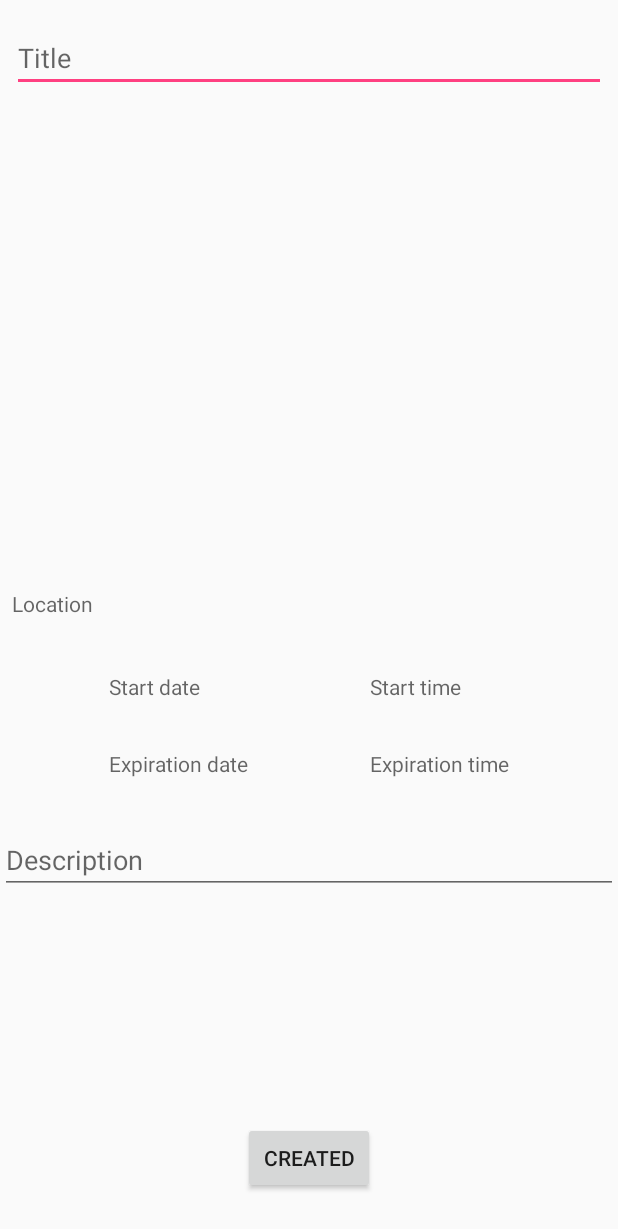
After one commit to DeneroDev/HandMadeEvent, an Android app: the layout activity_created_new_event.xml on its own in the app's theme, with its tools: preview values and no code run, on a phone screen of 412 x 824 dp. The commit adds this screen. Shown: the top 1229 px of the screen. Run offline under Robolectric (Android 15) with nearby library versions, the phone set to English and light mode, and no system bars.

Commit message:
Adds event creation functionality Improves authorization The design is still terrible

```diff
--- a/app/build.gradle
+++ b/app/build.gradle
@@ -27,10 +27,14 @@ dependencies {
     implementation "org.jetbrains.kotlin:kotlin-stdlib-jre7:$kotlin_version"
     implementation 'com.android.support:appcompat-v7:26.1.0'
     implementation 'com.google.android.gms:play-services-maps:11.8.0'
+    implementation 'com.google.android.gms:play-services-location:11.8.0'
+
     implementation 'com.android.support.constraint:constraint-layout:1.0.2'
     implementation 'com.google.firebase:firebase-auth:11.8.0'
     implementation 'com.firebaseui:firebase-ui-auth:3.2.2'
     implementation 'com.google.firebase:firebase-database:11.8.0'
+
+    implementation 'com.android.support:support-v4:26.1.0'
     testImplementation 'junit:junit:4.12'
     androidTestImplementation 'com.android.support.test:runner:1.0.1'
     androidTestImplementation 'com.android.support.test.espresso:espresso-core:3.0.1'
@@ -38,4 +42,6 @@ dependencies {
 
 
 
+
+
 apply plugin: 'com.google.gms.google-services'
--- a/app/src/debug/res/values/google_maps_api.xml
+++ b/app/src/debug/res/values/google_maps_api.xml
@@ -20,5 +20,5 @@
     Once you have your key (it starts with "AIza"), replace the "google_maps_key"
     string in this file.
     -->
-    <string name="google_maps_key" templateMergeStrategy="preserve" translatable="false">YOUR_KEY_HERE</string>
+    <string name="google_maps_key" templateMergeStrategy="preserve" translatable="false">AIzaSyDsKjQImYSHm3rSGJEdFoaxMUuj8fOR9UY</string>
 </resources>
--- /dev/null
+++ b/app/src/main/res/layout/activity_created_new_event.xml
@@ -0,0 +1,137 @@
+<?xml version="1.0" encoding="utf-8"?>
+<android.support.constraint.ConstraintLayout xmlns:android="http://schemas.android.com/apk/res/android"
+    xmlns:app="http://schemas.android.com/apk/res-auto"
+    xmlns:tools="http://schemas.android.com/tools"
+    android:layout_width="match_parent"
+    android:layout_height="match_parent"
+    tools:context="com.example.denero.handmadeevent.CreatedNewEventActivity">
+
+   <android.support.constraint.ConstraintLayout
+       android:layout_width="match_parent"
+       android:layout_height="match_parent"
+       app:layout_constraintBottom_toBottomOf="parent"
+       app:layout_constraintEnd_toEndOf="parent"
+       app:layout_constraintStart_toStartOf="parent"
+       app:layout_constraintTop_toTopOf="parent">
+
+      <EditText
+          android:id="@+id/edit_text_new_event_title"
+          android:layout_width="match_parent"
+          android:layout_height="wrap_content"
+          android:layout_marginBottom="8dp"
+          android:layout_marginEnd="8dp"
+          android:layout_marginStart="8dp"
+          android:layout_marginTop="16dp"
+          android:hint="@string/hint_edit_text_title"
+          app:layout_constraintBottom_toTopOf="@+id/tv_new_event_location"
+          app:layout_constraintEnd_toEndOf="parent"
+          app:layout_constraintHorizontal_bias="0.0"
+          app:layout_constraintStart_toStartOf="parent"
+          app:layout_constraintTop_toTopOf="parent"
+          app:layout_constraintVertical_bias="0.0" />
+
+      <TextView
+          android:id="@+id/tv_new_event_location"
+          android:layout_width="match_parent"
+          android:layout_height="wrap_content"
+          android:layout_marginBottom="36dp"
+          android:layout_marginEnd="8dp"
+          android:layout_marginStart="8dp"
+          android:clickable="true"
+          android:hint="@string/hint_tv_location"
+          android:inputType="none"
+          app:layout_constraintBottom_toTopOf="@+id/linearLayout"
+          app:layout_constraintEnd_toEndOf="parent"
+          app:layout_constraintHorizontal_bias="0.0"
+          app:layout_constraintStart_toStartOf="parent" />
+
+      <Button
+          android:id="@+id/btn_created_new_event"
+          android:layout_width="wrap_content"
+          android:layout_height="wrap_content"
+          android:layout_marginBottom="28dp"
+          android:layout_marginEnd="8dp"
+          android:layout_marginStart="8dp"
+          android:text="@string/text_btn_created_new_event"
+          app:layout_constraintBottom_toBottomOf="parent"
+          app:layout_constraintEnd_toEndOf="parent"
+          app:layout_constraintStart_toStartOf="parent" />
+
+      <LinearLayout
+          android:id="@+id/linearLayout"
+          android:layout_width="wrap_content"
+          android:layout_height="wrap_content"
+          android:layout_marginBottom="32dp"
+          android:layout_marginEnd="8dp"
+          android:layout_marginStart="8dp"
+          android:orientation="vertical"
+          app:layout_constraintBottom_toTopOf="@+id/edit_text_new_event_description"
+          app:layout_constraintEnd_toStartOf="@+id/linearLayout2"
+          app:layout_constraintStart_toStartOf="parent">
+
+         <TextView
+             android:id="@+id/tv_new_event_date_start"
+             android:layout_width="wrap_content"
+             android:layout_height="wrap_content"
+             android:clickable="true"
+             android:paddingBottom="32dp"
+             android:hint="@string/hint_tv_start_date" />
+
+         <TextView
+             android:id="@+id/tv_new_event_date_expiration"
+             android:layout_width="wrap_content"
+             android:layout_height="wrap_content"
+             android:clickable="true"
+             android:hint="@string/hint_tv_expiration_date" />
+      </LinearLayout>
+
+      <LinearLayout
+          android:id="@+id/linearLayout2"
+          android:layout_width="wrap_content"
+          android:layout_height="wrap_content"
+          android:layout_marginBottom="32dp"
+          android:layout_marginEnd="8dp"
+          android:layout_marginStart="8dp"
+          android:orientation="vertical"
+          app:layout_constraintBottom_toTopOf="@+id/edit_text_new_event_description"
+          app:layout_constraintEnd_toEndOf="parent"
+          app:layout_constraintStart_toEndOf="@+id/linearLayout">
+
+         <TextView
+             android:id="@+id/tv_new_event_time_start"
+             android:layout_width="wrap_content"
+             android:layout_height="wrap_content"
+             android:clickable="true"
+             android:paddingBottom="32dp"
+             android:hint="@string/hint_tv_start_time"
+             app:layout_constraintEnd_toEndOf="parent" />
+
+         <TextView
+             android:id="@+id/tv_new_event_time_expiration"
+             android:layout_width="wrap_content"
+             android:layout_height="wrap_content"
+             android:clickable="true"
+             android:hint="@string/hint_tv_expiration_time"
+             />
+      </LinearLayout>
+
+      <EditText
+          android:id="@+id/edit_text_new_event_description"
+          android:layout_width="match_parent"
+          android:layout_height="wrap_content"
+          android:layout_marginBottom="152dp"
+          android:hint="@string/hint_tv_description"
+          app:layout_constraintBottom_toTopOf="@+id/btn_created_new_event"
+          tools:layout_editor_absoluteX="16dp"
+          tools:ignore="MissingConstraints" />
+   </android.support.constraint.ConstraintLayout>
+
+   <FrameLayout
+       android:id="@+id/my_container"
+       android:layout_width="match_parent"
+       android:layout_height="match_parent"
+       tools:layout_editor_absoluteX="0dp"
+       tools:layout_editor_absoluteY="0dp"
+       tools:ignore="MissingConstraints" />
+
+</android.support.constraint.ConstraintLayout>
--- a/app/src/main/res/values/strings.xml
+++ b/app/src/main/res/values/strings.xml
@@ -4,4 +4,29 @@
     <string name="auth_text_success_authentication">Successfully signed in. Welcome!</string>
     <string name="auth_text_fail_authentication">We couldn\'t sign you in. Please try again later.</string>
     <string name="auth_text_welcome">Welcome</string>
+
+    <!-- TODO: Remove or change this placeholder text -->
+    <string name="hello_blank_fragment">Hello blank fragment</string>
+    <string name="tag_fragment_menu_created_new_event">MenuCreatedNewEventFragment</string>
+    <string name="key_mission_choose_date_start">start_date</string>
+    <string name="key_bundle_missions_pickers">mission</string>
+    <string name="key_mission_choose_date_expiration">date_expiration</string>
+    <string name="key_mission_choose_time_start">time_start</string>
+    <string name="key_mission_choose_time_expiration">time_expiration</string>
+    <string name="key_bundle_location">location</string>
+    <string name="tag_maps_fragment">MapsFragment</string>
+    <string name="tag_date_picker">datePicker</string>
+    <string name="tag_time_picker">timePicker</string>
+    <string name="tag_separate_location">,</string>
+    <string name="tag_separate_date">:</string>
+    <string name="text_btn_time_picker">Choose time</string>
+    <string name="text_btn_data_picker">Choose date</string>
+    <string name="hint_edit_text_title">Title</string>
+    <string name="hint_tv_location">Location</string>
+    <string name="text_btn_created_new_event">Created</string>
+    <string name="hint_tv_start_date">Start date</string>
+    <string name="hint_tv_expiration_date">Expiration date</string>
+    <string name="hint_tv_start_time">Start time</string>
+    <string name="hint_tv_expiration_time">Expiration time</string>
+    <string name="hint_tv_description">Description</string>
 </resources>
```
Also changed, not shown: app/src/main/AndroidManifest.xml (+5 -5 lines), app/src/main/java/com/example/denero/handmadeevent/AuthenticationActivity.kt (+12 -11 lines), app/src/main/java/com/example/denero/handmadeevent/CreatedNewEventActivity.kt (added, +224 -0 lines), app/src/main/java/com/example/denero/handmadeevent/DatePicker.kt (added, +75 -0 lines), app/src/main/java/com/example/denero/handmadeevent/Event.kt (added, +12 -0 lines), app/src/main/java/com/example/denero/handmadeevent/TimePicker.kt (added, +77 -0 lines), 2 other files.
